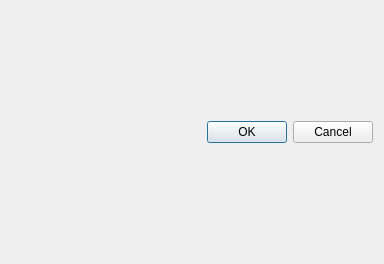
Before: the Qt Designer form settings/settingswindow.ui in piokac/summerschoolUR3, drawn with Qt 5.
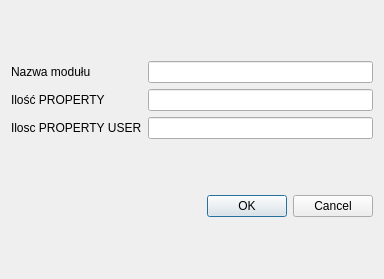
After: the same form once the commit is applied.

What changed in the file:
```diff
--- a/settings/settingswindow.ui
+++ b/settings/settingswindow.ui
@@ -10,13 +10,47 @@
     <x>0</x>
     <y>0</y>
     <width>384</width>
-    <height>264</height>
+    <height>279</height>
    </rect>
   </property>
   <property name="windowTitle">
    <string>Dialog</string>
   </property>
-  <layout class="QGridLayout" name="gridLayout">
+  <layout class="QGridLayout" name="gridLayout_2">
+   <item row="0" column="0">
+    <layout class="QGridLayout" name="gridLayout_3">
+     <item row="1" column="1">
+      <widget class="QLineEdit" name="lineEdit_ilosc"/>
+     </item>
+     <item row="0" column="1">
+      <widget class="QLineEdit" name="lineEdit_nazwa"/>
+     </item>
+     <item row="0" column="0">
+      <widget class="QLabel" name="label">
+       <property name="text">
+        <string>Nazwa modułu</string>
+       </property>
+      </widget>
+     </item>
+     <item row="1" column="0">
+      <widget class="QLabel" name="label_ilosc">
+       <property name="text">
+        <string>Ilość PROPERTY</string>
+       </property>
+      </widget>
+     </item>
+     <item row="2" column="0">
+      <widget class="QLabel" name="label_iloscUser">
+       <property name="text">
+        <string>Ilosc PROPERTY USER</string>
+       </property>
+      </widget>
+     </item>
+     <item row="2" column="1">
+      <widget class="QLineEdit" name="lineEdit_iloscUser"/>
+     </item>
+    </layout>
+   </item>
    <item row="1" column="0">
     <widget class="QDialogButtonBox" name="buttonBox">
      <property name="orientation">
@@ -27,9 +61,6 @@
      </property>
     </widget>
    </item>
-   <item row="0" column="0">
-    <layout class="QGridLayout" name="gridLayout_2"/>
-   </item>
   </layout>
  </widget>
  <resources/>
```
